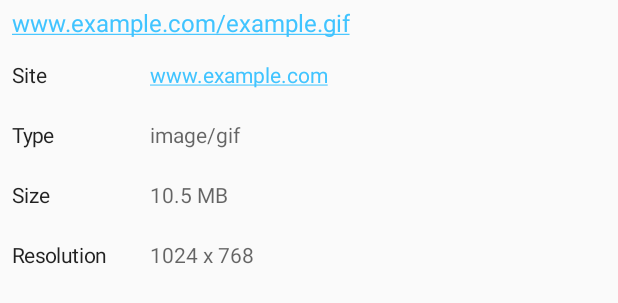
After one commit to DSteve595/Image-Searcher, an Android app: the layout imageresult_details.xml on its own in the app's theme, with its tools: preview values and no code run, on a phone screen of 412 x 824 dp. The commit adds this screen. Shown: the top 303 px of the screen. Run offline under Robolectric (Android 15) with nearby library versions, the phone set to English and light mode, and no system bars.

Commit message:
Image details screen

```diff
--- a/app/build.gradle
+++ b/app/build.gradle
@@ -24,6 +24,7 @@ dependencies {
     compile 'com.android.support:support-v13:21.0.3'
     compile 'com.android.support:appcompat-v7:21.0.3'
     compile 'com.android.support:recyclerview-v7:21.0.3'
+    compile 'com.afollestad:material-dialogs:0.4.7'
     compile 'com.google.android.gms:play-services-base:6.5.+'
     compile 'commons-io:commons-io:2.4'
     compile 'com.squareup.retrofit:retrofit:1.8.0'
--- a/app/src/main/java/com/stevenschoen/imagesearcher/model/ImageResult.java
+++ b/app/src/main/java/com/stevenschoen/imagesearcher/model/ImageResult.java
@@ -29,8 +29,7 @@ public class ImageResult implements Parcelable {
             dest.writeString(this.thumbnailLink);
         }
 
-        public Image() {
-        }
+        public Image() { }
 
         private Image(Parcel in) {
             this.height = in.readLong();
--- a/app/src/main/res/layout/about_actions.xml
+++ b/app/src/main/res/layout/about_actions.xml
@@ -1,6 +1,5 @@
 <?xml version="1.0" encoding="utf-8"?>
 <LinearLayout xmlns:android="http://schemas.android.com/apk/res/android"
-    android:id="@+id/holder_fileinfo"
     android:layout_width="match_parent"
     android:layout_height="wrap_content"
     android:orientation="vertical"
--- /dev/null
+++ b/app/src/main/res/layout/imageresult_details.xml
@@ -0,0 +1,117 @@
+<?xml version="1.0" encoding="utf-8"?>
+<LinearLayout xmlns:android="http://schemas.android.com/apk/res/android"
+    xmlns:tools="http://schemas.android.com/tools"
+    android:layout_width="wrap_content"
+    android:layout_height="wrap_content"
+    android:orientation="vertical">
+
+    <TextView
+        android:id="@+id/imageresult_details_link"
+        android:layout_width="match_parent"
+        android:layout_height="wrap_content"
+        android:layout_marginBottom="4dp"
+        android:layout_marginLeft="8dp"
+        android:layout_marginRight="8dp"
+        android:layout_marginTop="4dp"
+        android:autoLink="web"
+        android:maxLines="4"
+        android:textAppearance="@style/TextAppearance.AppCompat.Subhead"
+        android:textColorLink="?attr/colorAccent"
+        android:textIsSelectable="true"
+        tools:text="www.example.com/example.gif" />
+
+    <TableLayout
+        android:layout_width="match_parent"
+        android:layout_height="wrap_content"
+        android:layout_marginLeft="8dp"
+        android:layout_marginRight="8dp">
+
+        <TableRow android:minHeight="40dp">
+
+            <de.ankri.views.AutoScaleTextView
+                android:layout_width="88dp"
+                android:layout_height="match_parent"
+                android:gravity="center_vertical"
+                android:text="@string/site"
+                android:textAppearance="@style/TextAppearance.AppCompat.Body1" />
+
+            <TextView
+                android:id="@+id/imageresult_details_site"
+                android:layout_width="wrap_content"
+                android:layout_height="match_parent"
+                android:layout_marginLeft="4dp"
+                android:layout_marginStart="4dp"
+                android:autoLink="web"
+                android:ellipsize="end"
+                android:gravity="center_vertical"
+                android:textAppearance="@style/TextAppearance.AppCompat.Body1"
+                android:textColor="?android:attr/textColorSecondary"
+                android:textColorLink="?attr/colorAccent"
+                android:textIsSelectable="true"
+                tools:text="www.example.com" />
+        </TableRow>
+
+        <TableRow android:minHeight="40dp">
+
+            <de.ankri.views.AutoScaleTextView
+                android:layout_width="88dp"
+                android:layout_height="match_parent"
+                android:gravity="center_vertical"
+                android:text="@string/type"
+                android:textAppearance="@style/TextAppearance.AppCompat.Body1" />
+
+            <TextView
+                android:id="@+id/imageresult_details_type"
+                android:layout_width="wrap_content"
+                android:layout_height="match_parent"
+                android:layout_marginLeft="4dp"
+                android:layout_marginStart="4dp"
+                android:gravity="center_vertical"
+                android:textAppearance="@style/TextAppearance.AppCompat.Body1"
+                android:textColor="?android:attr/textColorSecondary"
+                tools:text="image/gif" />
+        </TableRow>
+
+        <TableRow android:minHeight="40dp">
+
+            <de.ankri.views.AutoScaleTextView
+                android:layout_width="88dp"
+                android:layout_height="match_parent"
+                android:gravity="center_vertical"
+                android:text="@string/size"
+                android:textAppearance="@style/TextAppearance.AppCompat.Body1" />
+
+            <TextView
+                android:id="@+id/imageresult_details_size"
+                android:layout_width="wrap_content"
+                android:layout_height="match_parent"
+                android:layout_marginLeft="4dp"
+                android:layout_marginStart="4dp"
+                android:gravity="center_vertical"
+                android:textAppearance="@style/TextAppearance.AppCompat.Body1"
+                android:textColor="?android:attr/textColorSecondary"
+                tools:text="10.5 MB" />
+        </TableRow>
+
+        <TableRow android:minHeight="40dp">
+
+            <de.ankri.views.AutoScaleTextView
+                android:layout_width="88dp"
+                android:layout_height="match_parent"
+                android:gravity="center_vertical"
+                android:text="@string/resolution"
+                android:textAppearance="@style/TextAppearance.AppCompat.Body1" />
+
+            <TextView
+                android:id="@+id/imageresult_details_resolution"
+                android:layout_width="wrap_content"
+                android:layout_height="match_parent"
+                android:layout_marginLeft="4dp"
+                android:layout_marginStart="4dp"
+                android:gravity="center_vertical"
+                android:textAppearance="@style/TextAppearance.AppCompat.Body1"
+                android:textColor="?android:attr/textColorSecondary"
+                tools:text="1024 x 768" />
+        </TableRow>
+    </TableLayout>
+</LinearLayout>
--- a/app/src/main/res/values/strings.xml
+++ b/app/src/main/res/values/strings.xml
@@ -8,5 +8,12 @@
     <string name="version_x">Version %s</string>
     <string name="about_rate">Rate on the Play Store</string>
     <string name="about_github">View source on GitHub</string>
+    <string name="details">Details</string>
+    <string name="link">Link</string>
+    <string name="site">Site</string>
+    <string name="type">Type</string>
+    <string name="resolution">Resolution</string>
+    <string name="size">Size</string>
+    <string name="close">Close</string>
 
 </resources>
```
Also changed, not shown: app/src/main/java/com/stevenschoen/imagesearcher/ResultActivity.java (+59 -6 lines), app/src/main/java/com/stevenschoen/imagesearcher/Utils.java (+12 -0 lines), app/src/main/res/menu/menu_result.xml (added, +7 -0 lines), 1 other file.
